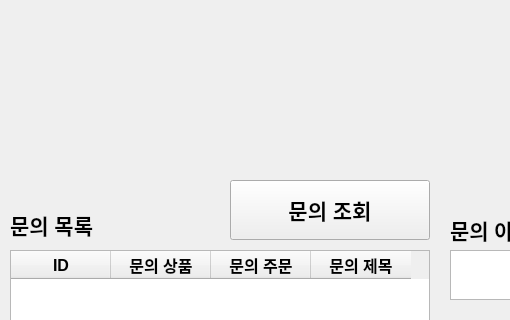
Above: question.ui from TaePyeongkang/smart-store before the change; both pictures show x 0 to 510 and y 0 to 320 of the 1280 by 720 pixel window. Below: the same form after it.
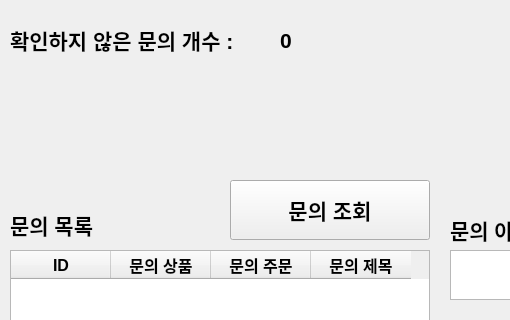
That is the form after the change.

```diff
--- a/question.ui
+++ b/question.ui
@@ -278,6 +278,46 @@
     <string>문의 조회</string>
    </property>
   </widget>
+  <widget class="QLabel" name="label_6">
+   <property name="geometry">
+    <rect>
+     <x>10</x>
+     <y>20</y>
+     <width>260</width>
+     <height>40</height>
+    </rect>
+   </property>
+   <property name="font">
+    <font>
+     <pointsize>16</pointsize>
+     <weight>75</weight>
+     <bold>true</bold>
+    </font>
+   </property>
+   <property name="text">
+    <string>확인하지 않은 문의 개수 :</string>
+   </property>
+  </widget>
+  <widget class="QLabel" name="questAlarm">
+   <property name="geometry">
+    <rect>
+     <x>280</x>
+     <y>20</y>
+     <width>80</width>
+     <height>40</height>
+    </rect>
+   </property>
+   <property name="font">
+    <font>
+     <pointsize>16</pointsize>
+     <weight>75</weight>
+     <bold>true</bold>
+    </font>
+   </property>
+   <property name="text">
+    <string>0</string>
+   </property>
+  </widget>
  </widget>
  <resources/>
  <connections/>
```
